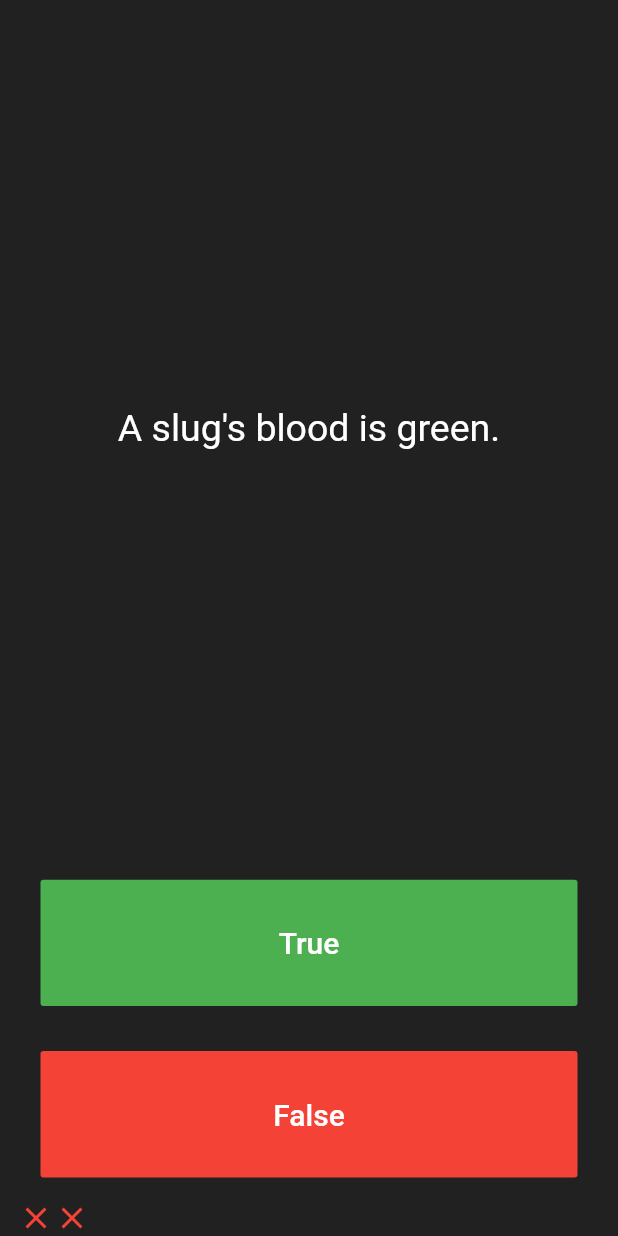
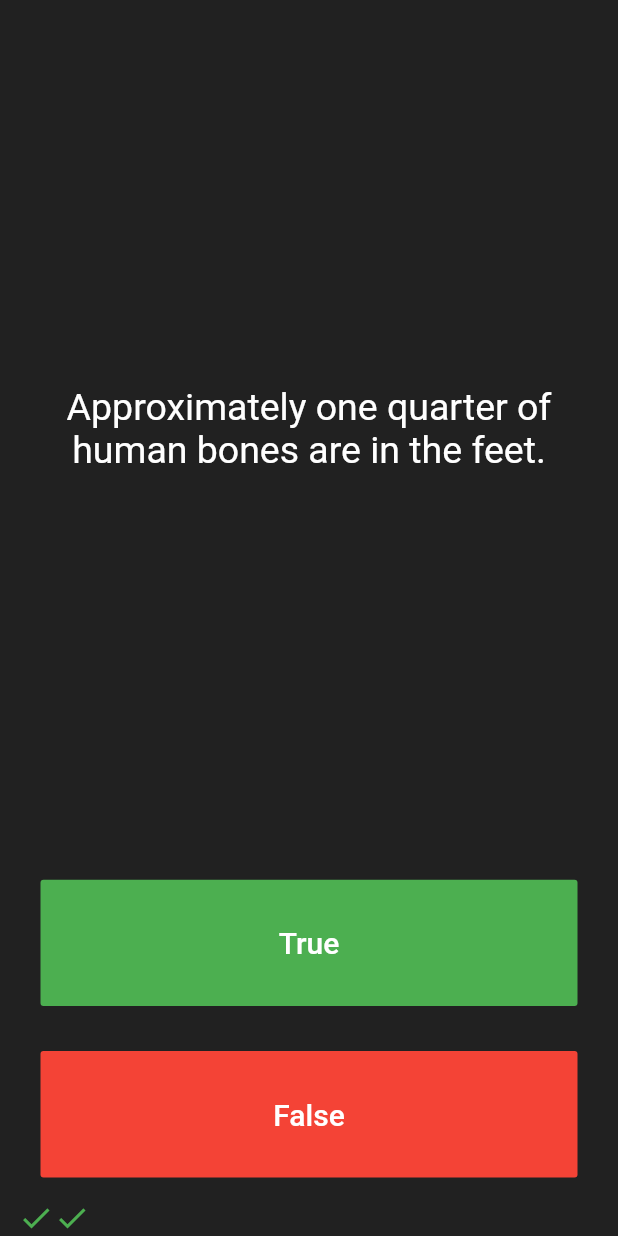
Before and after one commit to patelprashant/flutter_quiz_app, a Flutter app: the screen it shows after launch, after a tap on "True", after a tap on "False", on a phone screen of 412 x 824 dp. Run offline on Flutter 3.47's test engine with Material 2 defaults, Android fonts, the phone set to English and light mode, and no system bars.

Commit message:
Added Quiz brain and use it in main file

```diff
--- a/lib/Question.dart
+++ b/lib/Question.dart
@@ -2,7 +2,7 @@ class Question {
   String queText;
   bool queAns;
 
-  Question({String q, bool a}) {
+  Question(String q, bool a) {
     queText = q;
     queAns = a;
   }
--- a/lib/main.dart
+++ b/lib/main.dart
@@ -1,6 +1,7 @@
 import 'package:flutter/material.dart';
+import 'package:flutter_quiz_app/quiz_brain.dart';
 
-import 'Question.dart';
+QuizBrain quizBrain = new QuizBrain();
 
 void main() => runApp(QuizzlerApp());
 
@@ -37,20 +38,6 @@ class QuizPage extends StatefulWidget {
 class _QuizPageState extends State<QuizPage> {
   int queNumber = 0;
   List<Icon> scoreKeeper = [];
-//  Question q1 = Question(
-//      q: 'You can lead a cow down stairs but not up stairs.', a: false);
-//  Question q2 = Question(
-//      q: 'Approximately one quarter of human bones are in the feet.', a: true);
-//  Question q3 = Question(q: 'A slug\'s blood is green.', a: true);
-  List<Question> questionBank = [
-    Question(q: 'You can lead a cow down stairs but not up stairs.', a: false),
-    Question(
-        q: 'Approximately one quarter of human bones are in the feet.',
-        a: true),
-    Question(q: 'A slug\'s blood is green.', a: true)
-  ];
-
-  List<bool> answers = [false, true, true];
 
   @override
   Widget build(BuildContext context) {
@@ -64,7 +51,7 @@ class _QuizPageState extends State<QuizPage> {
             padding: EdgeInsets.all(10.0),
             child: Center(
               child: Text(
-                questionBank[queNumber].queText,
+                quizBrain.questionBank[queNumber].queText,
                 textAlign: TextAlign.center,
                 style: TextStyle(
                   fontSize: 25.0,
@@ -89,7 +76,8 @@ class _QuizPageState extends State<QuizPage> {
               ),
               onPressed: () {
                 setState(() {
-                  checkAnswer(queNumber, questionBank[queNumber].queAns);
+                  checkAnswer(
+                      queNumber, quizBrain.questionBank[queNumber].queAns);
                   queNumber++;
                 });
               },
@@ -110,7 +98,8 @@ class _QuizPageState extends State<QuizPage> {
               ),
               onPressed: () {
                 setState(() {
-                  checkAnswer(queNumber, !answers[queNumber]);
+                  checkAnswer(
+                      queNumber, !quizBrain.questionBank[queNumber].queAns);
 
                   queNumber++;
                 });
--- /dev/null
+++ b/lib/quiz_brain.dart
@@ -0,0 +1,31 @@
+import 'Question.dart';
+
+class QuizBrain {
+  List<Question> questionBank = [
+    Question('Some cats are actually allergic to humans', true),
+    Question('You can lead a cow down stairs but not up stairs.', false),
+    Question('Approximately one quarter of human bones are in the feet.', true),
+    Question('A slug\'s blood is green.', true),
+    Question('Buzz Aldrin\'s mother\'s maiden name was \"Moon\".', true),
+    Question('It is illegal to pee in the Ocean in Portugal.', true),
+    Question(
+        'No piece of square dry paper can be folded in half more than 7 times.',
+        false),
+    Question(
+        'In London, UK, if you happen to die in the House of Parliament, you are technically entitled to a state funeral, because the building is considered too sacred a place.',
+        true),
+    Question(
+        'The loudest sound produced by any animal is 188 decibels. That animal is the African Elephant.',
+        false),
+    Question(
+        'The total surface area of two human lungs is approximately 70 square metres.',
+        true),
+    Question('Google was originally called \"Backrub\".', true),
+    Question(
+        'Chocolate affects a dog\'s heart and nervous system; a few ounces are enough to kill a small dog.',
+        true),
+    Question(
+        'In West Virginia, USA, if you accidentally hit an animal with your car, you are free to take it home to eat.',
+        true),
+  ];
+}
```
